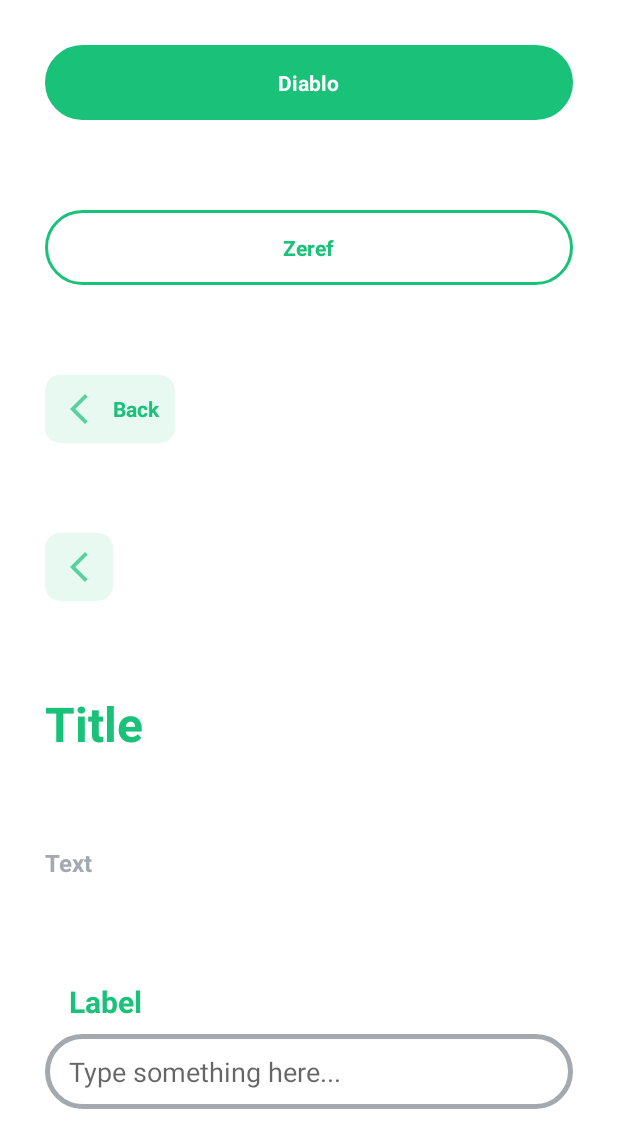
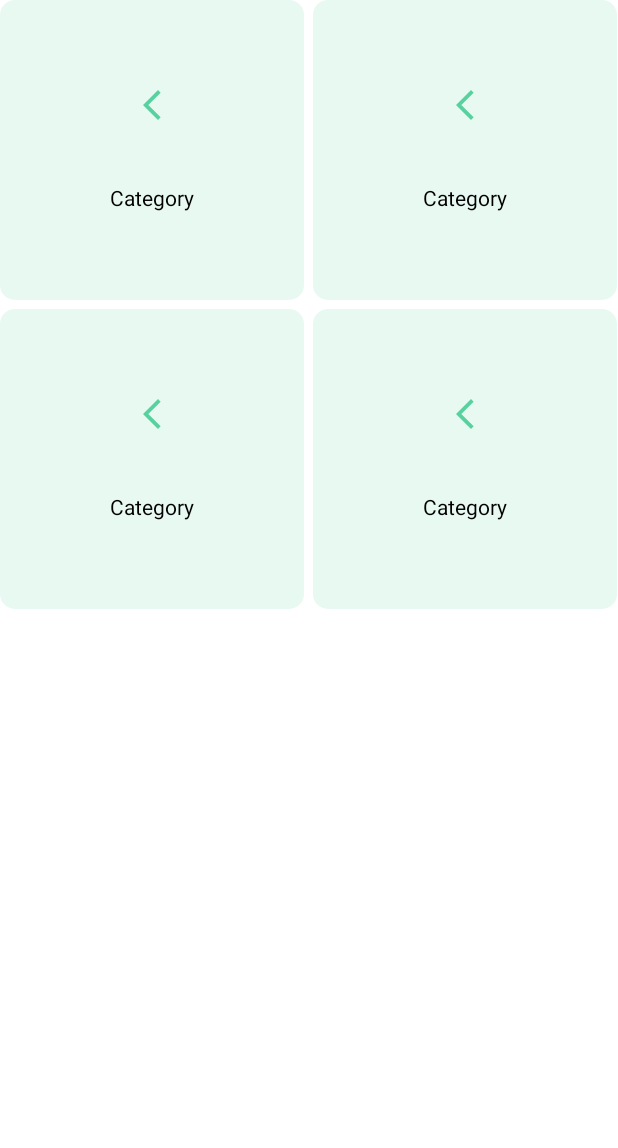
Before and after one commit to b1amage/grocery-app, an Android app: the screen it shows after launch (Preview before the commit, Dashboard after it), on a phone screen of 412 x 824 dp. Shown: the top 1148 px of the screen. Run offline under Robolectric (Android 15) with nearby library versions, the light colour scheme and no system bars.

Commit message:
feat: display dashboard category (basic)

```diff
--- a/app/build.gradle
+++ b/app/build.gradle
@@ -29,10 +29,10 @@ android {
 }
 
 dependencies {
-
     implementation 'androidx.appcompat:appcompat:1.5.1'
     implementation 'com.google.android.material:material:1.7.0'
     implementation 'androidx.constraintlayout:constraintlayout:2.1.4'
+    implementation 'com.google.android.flexbox:flexbox:3.0.0'
     testImplementation 'junit:junit:4.13.2'
     androidTestImplementation 'androidx.test.ext:junit:1.1.4'
     androidTestImplementation 'androidx.test.espresso:espresso-core:3.5.0'
--- a/app/src/main/AndroidManifest.xml
+++ b/app/src/main/AndroidManifest.xml
@@ -13,13 +13,21 @@
         android:theme="@style/Theme.MyApplication"
         tools:targetApi="31">
         <activity
-            android:name=".Preview"
+            android:name=".activities.Dashboard"
             android:exported="true">
+            <meta-data
+                android:name="android.app.lib_name"
+                android:value="" />
             <intent-filter>
                 <action android:name="android.intent.action.MAIN" />
 
                 <category android:name="android.intent.category.LAUNCHER" />
             </intent-filter>
+        </activity>
+        <activity
+            android:name=".Preview"
+            android:exported="false">
+
             <meta-data
                 android:name="android.app.lib_name"
                 android:value="" />
--- a/app/src/main/java/com/example/myapplication/Preview.java
+++ b/app/src/main/java/com/example/myapplication/Preview.java
@@ -5,6 +5,7 @@ import androidx.appcompat.app.AppCompatActivity;
 import android.graphics.Color;
 import android.graphics.drawable.GradientDrawable;
 import android.os.Bundle;
+import android.view.Gravity;
 import android.view.View;
 import android.widget.Toast;
 
@@ -36,7 +37,7 @@ public class Preview extends AppCompatActivity {
         navButton.createNavbarButton(R.drawable.ic_back, "Back", navButtonClick());
         iconButton.createButton(R.drawable.ic_back, buttonClick());
 
-        title.createTitle(32, "Title", R.color.primary_100);
+        title.createTitle(32, "Title", R.color.primary_100, Gravity.START);
         text.createText(16, "Text", R.color.tertiary_gray);
 
         input.createInput("Label", 20, R.color.primary_100, "Type something here...");
--- /dev/null
+++ b/app/src/main/java/com/example/myapplication/activities/Dashboard.java
@@ -0,0 +1,29 @@
+package com.example.myapplication.activities;
+
+import androidx.appcompat.app.AppCompatActivity;
+
+import android.os.Bundle;
+import android.widget.GridView;
+
+import com.example.myapplication.R;
+import com.example.myapplication.adapter.CategoryAdapter;
+import com.example.myapplication.content.Categories;
+
+public class Dashboard extends AppCompatActivity {
+    private GridView categoryGridView;
+    private Categories categories = new Categories();
+
+    @Override
+    protected void onCreate(Bundle savedInstanceState) {
+        super.onCreate(savedInstanceState);
+        setContentView(R.layout.activity_dashboard);
+
+        if (getSupportActionBar() != null){
+            getSupportActionBar().hide();
+        }
+
+        categoryGridView = findViewById(R.id.categoryList);
+        CategoryAdapter categoryAdapter = new CategoryAdapter(this, categories.getCategories());
+        categoryGridView.setAdapter(categoryAdapter);
+    }
+}
--- /dev/null
+++ b/app/src/main/java/com/example/myapplication/adapter/CategoryAdapter.java
@@ -0,0 +1,47 @@
+package com.example.myapplication.adapter;
+
+import android.app.Activity;
+import android.content.Context;
+import android.content.ContextWrapper;
+import android.view.Gravity;
+import android.view.LayoutInflater;
+import android.view.View;
+import android.view.ViewGroup;
+import android.widget.ArrayAdapter;
+import android.widget.ImageView;
+import android.widget.TextView;
+
+import androidx.annotation.NonNull;
+import androidx.annotation.Nullable;
+
+import com.example.myapplication.R;
+import com.example.myapplication.activities.Dashboard;
+import com.example.myapplication.model.Category;
+import com.example.myapplication.utilities.Text;
+
+import java.util.ArrayList;
+import java.util.List;
+
+public class CategoryAdapter extends ArrayAdapter<Category> {
+    public CategoryAdapter(@NonNull Context context, ArrayList<Category> categories) {
+        super(context, 0, categories);
+    }
+
+    @NonNull
+    @Override
+    public View getView(int position, @Nullable View convertView, @NonNull ViewGroup parent) {
+        View listItemView = convertView;
+        if (listItemView == null) {
+            // Layout Inflater inflates each item to be displayed in GridView.
+            listItemView = LayoutInflater.from(getContext()).inflate(R.layout.category, parent, false);
+        }
+
+        Category categoryModel = (Category) getItem(position);
+        ImageView categoryIcon = listItemView.findViewById(R.id.categoryIcon);
+        TextView categoryTitle = listItemView.findViewById(R.id.categoryTitle);
+        categoryTitle.setText(categoryModel.getCategoryName());
+        categoryIcon.setImageResource(categoryModel.getIconId());
+        return listItemView;
+    }
+
+}
--- /dev/null
+++ b/app/src/main/java/com/example/myapplication/content/Categories.java
@@ -0,0 +1,24 @@
+package com.example.myapplication.content;
+
+import com.example.myapplication.R;
+import com.example.myapplication.model.Category;
+
+import java.util.ArrayList;
+
+public class Categories {
+    private ArrayList<Category> categories = new ArrayList<>();
+    public Categories() {
+        categories.add(new Category(R.drawable.ic_back, "Category"));
+        categories.add(new Category(R.drawable.ic_back, "Category"));
+        categories.add(new Category(R.drawable.ic_back, "Category"));
+        categories.add(new Category(R.drawable.ic_back, "Category"));
+    }
+
+    public ArrayList<Category> getCategories() {
+        return categories;
+    }
+
+    public void setCategories(ArrayList<Category> categories) {
+        this.categories = categories;
+    }
+}
--- /dev/null
+++ b/app/src/main/java/com/example/myapplication/model/Category.java
@@ -0,0 +1,27 @@
+package com.example.myapplication.model;
+
+public class Category {
+    private int iconId;
+    private String categoryName;
+
+    public Category(int iconId, String categoryName) {
+        this.iconId = iconId;
+        this.categoryName = categoryName;
+    }
+
+    public int getIconId() {
+        return iconId;
+    }
+
+    public void setIconId(int iconId) {
+        this.iconId = iconId;
+    }
+
+    public String getCategoryName() {
+        return categoryName;
+    }
+
+    public void setCategoryName(String categoryName) {
+        this.categoryName = categoryName;
+    }
+}
--- a/app/src/main/java/com/example/myapplication/utilities/Input.java
+++ b/app/src/main/java/com/example/myapplication/utilities/Input.java
@@ -4,6 +4,7 @@ import android.app.Activity;
 import android.graphics.drawable.GradientDrawable;
 import android.text.Editable;
 import android.text.TextWatcher;
+import android.view.Gravity;
 import android.widget.EditText;
 import android.widget.LinearLayout;
 
@@ -35,7 +36,7 @@ public class Input {
     // custom input
     public void createInput(String title, int size, int labelColor,String placeholder){
         getInputElement();
-        label.createTitle(size,title, labelColor);
+        label.createTitle(size,title, labelColor, Gravity.START);
         inputText.setHint(placeholder);
         drawable.setStroke(5, inputText.getResources().getColor(R.color.tertiary_gray)); // set stroke width and stroke color
 
--- a/app/src/main/java/com/example/myapplication/utilities/Text.java
+++ b/app/src/main/java/com/example/myapplication/utilities/Text.java
@@ -2,6 +2,7 @@ package com.example.myapplication.utilities;
 
 import android.app.Activity;
 import android.graphics.Typeface;
+import android.view.Gravity;
 import android.widget.TextView;
 
 public class Text {
@@ -18,12 +19,13 @@ public class Text {
         this.text = this.activity.findViewById(textId);
     }
 
-    public void createTitle(int size, String title, int textColor){
+    public void createTitle(int size, String title, int textColor, int textAlign){
         getTextElement();
 
         text.setText(title);
         text.setTextColor(text.getResources().getColor(textColor));
         text.setTextSize(size);
+        text.setGravity(textAlign);
     }
 
     public void createText(int size, String title, int textColor){
--- /dev/null
+++ b/app/src/main/res/layout/activity_dashboard.xml
@@ -0,0 +1,20 @@
+<?xml version="1.0" encoding="utf-8"?>
+<LinearLayout
+    xmlns:android="http://schemas.android.com/apk/res/android"
+    xmlns:app="http://schemas.android.com/apk/res-auto"
+    xmlns:tools="http://schemas.android.com/tools"
+    android:layout_width="match_parent"
+    android:layout_height="match_parent"
+    app:flexWrap="wrap"
+    app:justifyContent="space_around"
+    >
+
+    <GridView
+        android:id="@+id/categoryList"
+        android:layout_width="match_parent"
+        android:layout_height="match_parent"
+        android:horizontalSpacing="6dp"
+        android:numColumns="2"
+        android:verticalSpacing="6dp"
+        />
+</LinearLayout>
--- /dev/null
+++ b/app/src/main/res/layout/category.xml
@@ -0,0 +1,29 @@
+<?xml version="1.0" encoding="utf-8"?>
+<LinearLayout xmlns:android="http://schemas.android.com/apk/res/android"
+    xmlns:app="http://schemas.android.com/apk/res-auto"
+    android:orientation="vertical"
+    android:layout_width="match_parent"
+    android:layout_height="wrap_content"
+    android:minHeight="200dp"
+    android:gravity="center"
+    android:paddingHorizontal="20dp"
+    android:paddingVertical="12dp"
+    android:background="@drawable/navbutton_shape"
+    android:layout_weight="1">
+
+    <ImageView
+        android:id="@+id/categoryIcon"
+        android:layout_width="wrap_content"
+        android:layout_height="wrap_content"
+        android:paddingVertical="20dp"
+        android:src="@drawable/ic_back"/>
+    <TextView
+        android:id="@+id/categoryTitle"
+        android:layout_width="match_parent"
+        android:layout_height="wrap_content"
+        android:paddingVertical="20dp"
+        android:text="Text"
+        android:gravity="center"
+        android:textColor="@color/black"/>
+
+</LinearLayout>
--- a/app/src/main/res/layout/text.xml
+++ b/app/src/main/res/layout/text.xml
@@ -6,6 +6,7 @@
     android:textSize="16dp"
     android:textStyle="bold"
     android:textColor="@color/black"
+    android:gravity="center"
     >
 
 </TextView>
```
